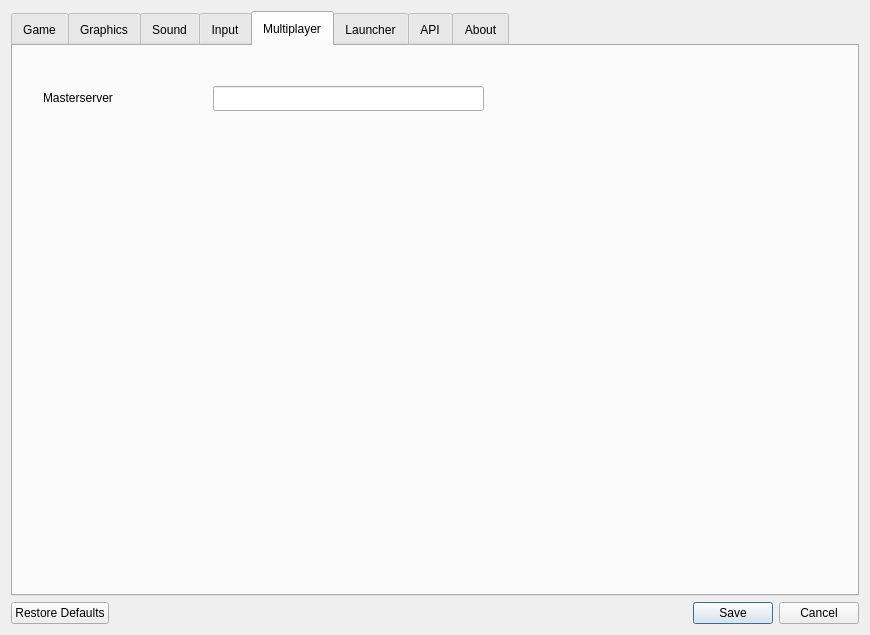
Old version of the form ui/settingsdialog.ui in the repository ForkedInTime/keeperfx-launcher-qt-linux.
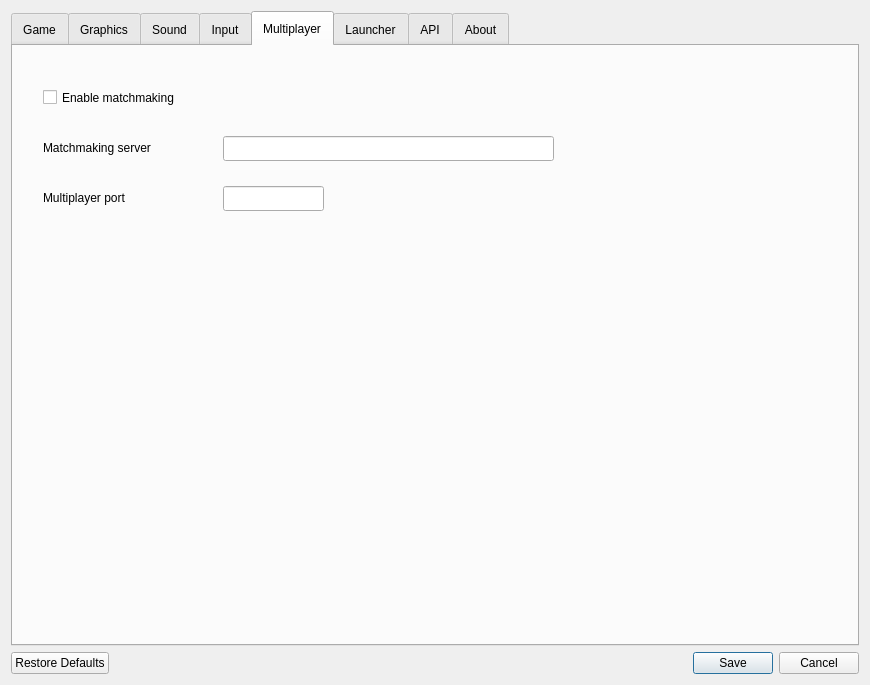
New version of the form. The open tabs and pages were chosen to show the change. Icons and pictures are not drawn.

Commit message: settings: VSync, relative mouse mode, the Multiplayer tab, and the cursor-capture switch

What changed in the file:
```diff
--- a/ui/settingsdialog.ui
+++ b/ui/settingsdialog.ui
@@ -10,7 +10,7 @@
     <x>0</x>
     <y>0</y>
     <width>870</width>
-    <height>635</height>
+    <height>685</height>
    </rect>
   </property>
   <property name="windowTitle">
@@ -1165,12 +1165,41 @@
       <attribute name="title">
        <string comment="Tab Title">Multiplayer</string>
       </attribute>
-      <widget class="QLineEdit" name="lineEditMasterServer">
+      <widget class="QCheckBox" name="checkBoxMatchmaking">
        <property name="geometry">
         <rect>
-         <x>200</x>
+         <x>30</x>
          <y>40</y>
-         <width>271</width>
+         <width>361</width>
+         <height>23</height>
+        </rect>
+       </property>
+       <property name="toolTip">
+        <string comment="Tooltip">Advertise and find games through the matchmaking server. Off keeps multiplayer to direct connections.</string>
+       </property>
+       <property name="text">
+        <string comment="Checkbox Toggle">Enable matchmaking</string>
+       </property>
+      </widget>
+      <widget class="QLabel" name="labelMatchmakingServer">
+       <property name="geometry">
+        <rect>
+         <x>30</x>
+         <y>93</y>
+         <width>171</width>
+         <height>17</height>
+        </rect>
+       </property>
+       <property name="text">
+        <string comment="Textinput Title Label">Matchmaking server</string>
+       </property>
+      </widget>
+      <widget class="QLineEdit" name="lineEditMatchmakingServer">
+       <property name="geometry">
+        <rect>
+         <x>210</x>
+         <y>90</y>
+         <width>331</width>
          <height>25</height>
         </rect>
        </property>
@@ -1178,18 +1207,42 @@
       <widget class="QLabel" name="labelMasterServer">
        <property name="geometry">
         <rect>
+         <x>550</x>
+         <y>93</y>
+         <width>261</width>
+         <height>17</height>
+        </rect>
+       </property>
+       <property name="text">
+        <string comment="Link"></string>
+       </property>
+      </widget>
+      <widget class="QLabel" name="labelMultiplayerPort">
+       <property name="geometry">
+        <rect>
          <x>30</x>
-         <y>43</y>
-         <width>161</width>
+         <y>143</y>
+         <width>171</width>
          <height>17</height>
         </rect>
        </property>
        <property name="text">
-        <string comment="Textinput Title Label">Masterserver</string>
+        <string comment="Textinput Title Label">Multiplayer port</string>
+       </property>
+      </widget>
+      <widget class="QLineEdit" name="lineEditMultiplayerPort">
+       <property name="geometry">
+        <rect>
+         <x>210</x>
+         <y>140</y>
+         <width>101</width>
+         <height>25</height>
+        </rect>
        </property>
       </widget>
      </widget>
-     <widget class="QWidget" name="tab6_launcher">
+     
+<widget class="QWidget" name="tab6_launcher">
       <attribute name="title">
        <string comment="Tab Title">Launcher</string>
       </attribute>
```
Left out of the diff: 37 changed lines with no effect on the pictures. The commit also changes 4 other files.
